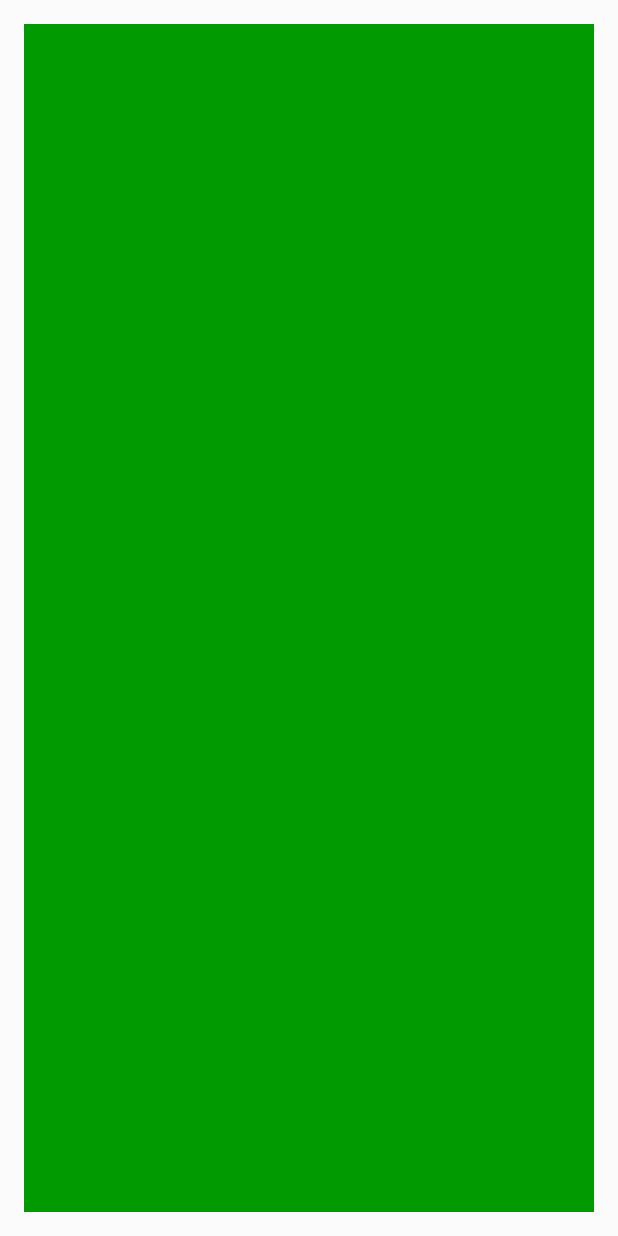
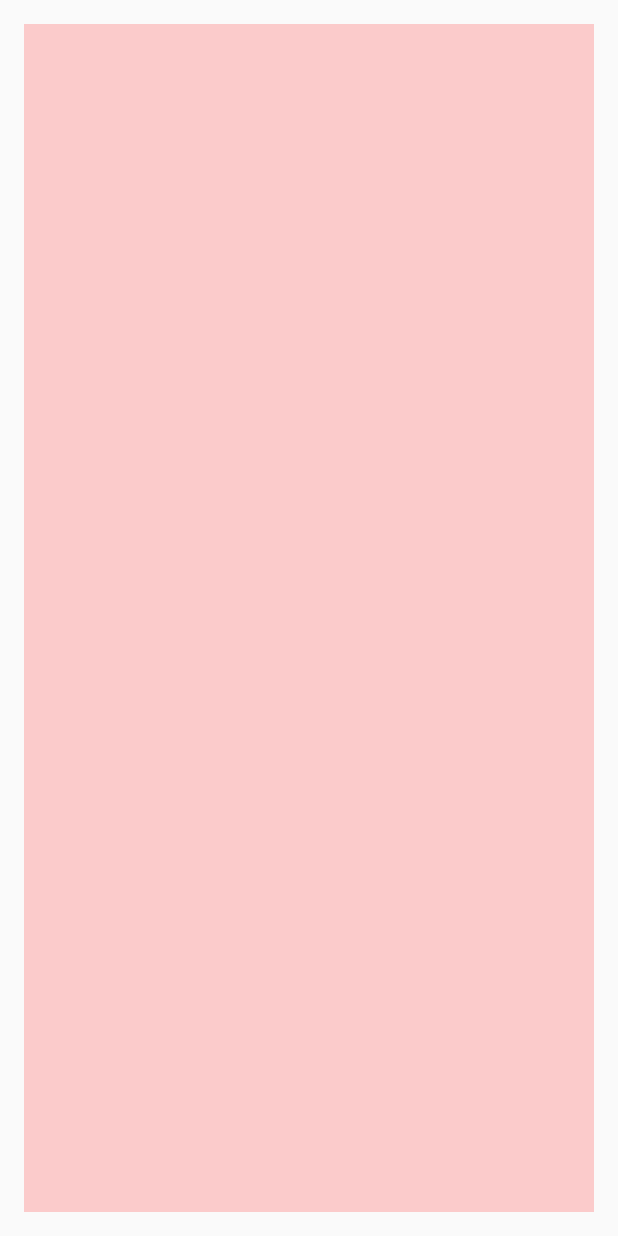
Before and after one commit to pvint/NotePic, an Android app: the layout activity_main.xml on its own in the app's theme, with its tools: preview values and no code run, on a phone screen of 412 x 824 dp. Run offline under Robolectric (Android 15) with nearby library versions, the phone set to English and light mode, and no system bars.

Commit message:
Drawing overlay in place

```diff
--- a/app/src/main/java/ca/dotslash/pvint/notepic/MainActivity.java
+++ b/app/src/main/java/ca/dotslash/pvint/notepic/MainActivity.java
@@ -279,17 +279,7 @@ public class MainActivity extends ActionBarActivity {
         }
     }
 
-    public void initialize() {
-        cameraPreview = (LinearLayout) findViewById(R.id.camera_preview);
-        //mPreview = new CameraPreview(myContext, mCamera);
-        cameraPreview.addView(mPreview);
 
-//        capture = (Button) findViewById(R.id.button_capture);
-//        capture.setOnClickListener(captrureListener);
-//
-//        switchCamera = (Button) findViewById(R.id.button_ChangeCamera);
-//        switchCamera.setOnClickListener(switchCameraListener);
-    }
 
     private int findFrontFacingCamera() {
         int cameraId = -1;
--- a/app/src/main/res/layout/activity_main.xml
+++ b/app/src/main/res/layout/activity_main.xml
@@ -5,21 +5,29 @@
     android:paddingTop="@dimen/activity_vertical_margin"
     android:paddingBottom="@dimen/activity_vertical_margin" tools:context=".MainActivity">
 
-    <LinearLayout
-        android:id="@+id/camera_preview"
-        android:layout_width="fill_parent"
-        android:layout_height="fill_parent"
-        android:layout_weight="1"
+    <RelativeLayout android:layout_width="match_parent"
+        android:layout_height="match_parent"
         android:scaleType="fitXY"
-        android:orientation="horizontal" >
-
+        android:id="@+id/imageLayout">
         <ImageView
             android:layout_width="fill_parent"
             android:layout_height="fill_parent"
-            android:background="#009900"
+
             android:adjustViewBounds="true"
             android:scaleType="centerInside"
             android:id="@+id/imageView" />
-    </LinearLayout>
+
+        <ca.dotslash.pvint.notepic.DrawingView
+            android:id="@+id/drawing"
+            android:layout_width="fill_parent"
+            android:layout_height="fill_parent"
+
+            android:layout_weight="1"
+            android:background="#33FF1111"
+            android:layout_alignParentBottom="true"
+            android:layout_alignParentRight="true"/>
+
+
+    </RelativeLayout>
 
 </RelativeLayout>
```
